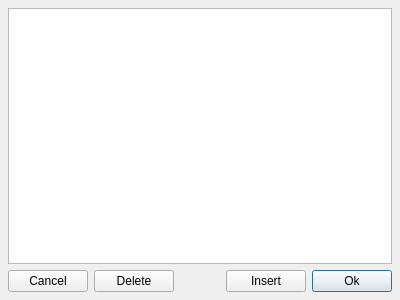
Old version of the form dialog/editdocument.ui in the repository ytxerp/ytx-client.
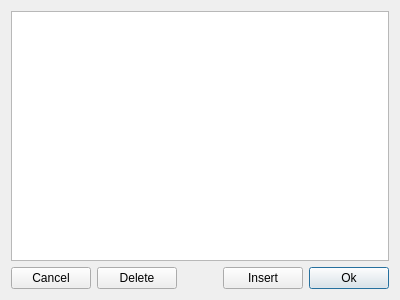
New version of the form.

Diff of the .ui file:
```diff
--- a/dialog/editdocument.ui
+++ b/dialog/editdocument.ui
@@ -20,18 +20,6 @@
    <string>Document</string>
   </property>
   <layout class="QGridLayout" name="gridLayout">
-   <property name="leftMargin">
-    <number>8</number>
-   </property>
-   <property name="topMargin">
-    <number>8</number>
-   </property>
-   <property name="rightMargin">
-    <number>8</number>
-   </property>
-   <property name="bottomMargin">
-    <number>8</number>
-   </property>
    <item row="0" column="0">
     <widget class="QListView" name="listView">
      <property name="editTriggers">
```
